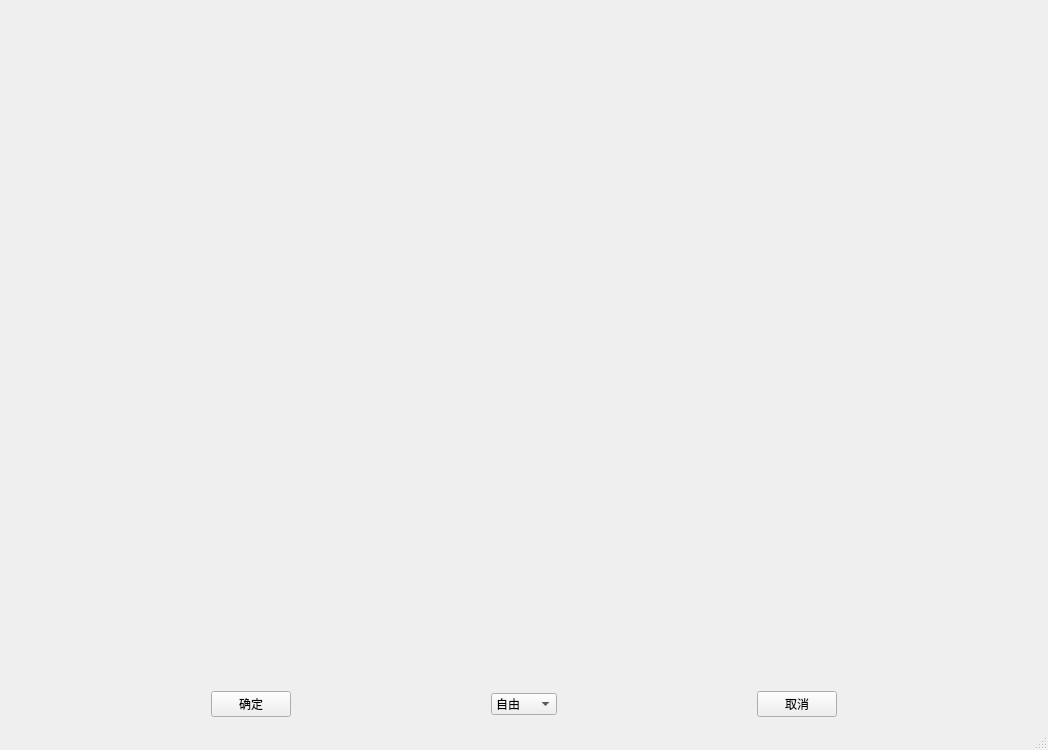
This is Image_processing/Image_crop.ui in SundalandBR/ImageProcessing as Qt 5 draws it before an edit. The edited form follows.
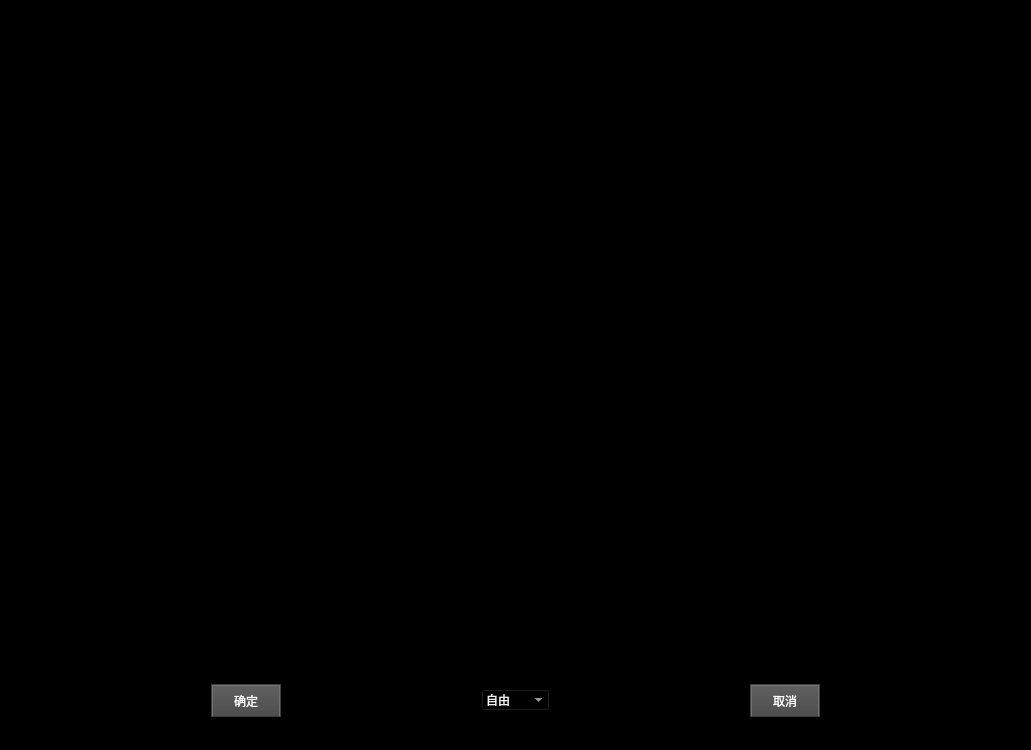
This is the edited form.

```diff
--- a/Image_processing/Image_crop.ui
+++ b/Image_processing/Image_crop.ui
@@ -13,6 +13,189 @@
   <property name="windowTitle">
    <string>Image_crop</string>
   </property>
+  <property name="styleSheet">
+   <string notr="true">/*
+Dark Console Style Sheet for QT Applications
+Author: Jaime A. Quiroga P.
+Company: GTRONICK
+Last updated: 24/05/2018, 17:12.
+Available at: https://github.com/GTRONICK/QSS/blob/master/ConsoleStyle.qss
+*/
+QWidget {
+	background-color:rgb(0, 0, 0);
+	color: rgb(240, 240, 240);
+	border-color: rgb(58, 58, 58);
+}
+
+QPlainTextEdit {
+	background-color:rgb(0, 0, 0);
+	color: rgb(200, 200, 200);
+	selection-background-color: rgb(255, 153, 0);
+	selection-color: rgb(0, 0, 0);
+}
+
+QTabWidget::pane {
+    	border-top: 1px solid #000000;
+}
+
+QTabBar::tab {
+ 	background-color:rgb(0, 0, 0);
+ 	border-style: outset;
+	border-width: 1px;
+	border-right-color: qlineargradient(spread:pad, x1:0.4, y1:0.5, x2:0.6, y2:0.5, stop:0 rgba(115, 115, 115, 255), stop:1 rgba(62, 62, 62, 255));
+	border-left-color: qlineargradient(spread:pad, x1:0.6, y1:0.5, x2:0.4, y2:0.5, stop:0 rgba(115, 115, 115, 255), stop:1 rgba(62, 62, 62, 255));
+  border-bottom-color: rgb(58, 58, 58);
+	border-bottom-width: 1px;
+	border-top-width: 0px;
+	border-style: solid;
+	color: rgb(255, 153, 0);
+	padding: 4px;
+}
+
+QTabBar::tab:selected, QTabBar::tab:hover {
+   color: rgb(255, 255, 255);
+   background-color:rgb(0, 0, 0);
+   border-color:rgb(42, 42, 42);
+   margin-left: 0px;
+   margin-right: 0px;
+   border-bottom-right-radius:4px;
+   border-bottom-left-radius:4px;
+}
+
+QTabBar::tab:last:selected {
+  background-color:rgb(0, 0, 0);
+	border-color:rgb(42, 42, 42);
+	margin-left: 0px;
+  	margin-right: 0px;
+	border-bottom-right-radius:4px;
+	border-bottom-left-radius:4px;
+}
+
+QTabBar::tab:!selected {
+   margin-bottom: 4px;
+   border-bottom-right-radius:4px;
+   border-bottom-left-radius:4px;
+}
+
+QPushButton{
+	border-style: outset;
+	border-width: 2px;
+	border-top-color: qlineargradient(spread:pad, x1:0.5, y1:0.6, x2:0.5, y2:0.4, stop:0 rgba(115, 115, 115, 255), stop:1 rgba(62, 62, 62, 255));
+	border-right-color: qlineargradient(spread:pad, x1:0.4, y1:0.5, x2:0.6, y2:0.5, stop:0 rgba(115, 115, 115, 255), stop:1 rgba(62, 62, 62, 255));
+	border-left-color: qlineargradient(spread:pad, x1:0.6, y1:0.5, x2:0.4, y2:0.5, stop:0 rgba(115, 115, 115, 255), stop:1 rgba(62, 62, 62, 255));
+	border-bottom-color: rgb(58, 58, 58);
+	border-bottom-width: 1px;
+	border-style: solid;
+	color: rgb(255, 255, 255);
+	padding: 6px;
+	background-color: qlineargradient(spread:pad, x1:0.5, y1:1, x2:0.5, y2:0, stop:0 rgba(77, 77, 77, 255), stop:1 rgba(97, 97, 97, 255));
+}
+
+QPushButton:hover{
+	border-style: outset;
+	border-width: 2px;
+	border-top-color: qlineargradient(spread:pad, x1:0.5, y1:0.6, x2:0.5, y2:0.4, stop:0 rgba(180, 180, 180, 255), stop:1 rgba(110, 110, 110, 255));
+	border-right-color: qlineargradient(spread:pad, x1:0.4, y1:0.5, x2:0.6, y2:0.5, stop:0 rgba(180, 180, 180, 255), stop:1 rgba(110, 110, 110, 255));
+	border-left-color: qlineargradient(spread:pad, x1:0.6, y1:0.5, x2:0.4, y2:0.5, stop:0 rgba(180, 180, 180, 255), stop:1 rgba(110, 110, 110, 255));
+	border-bottom-color: rgb(115, 115, 115);
+	border-bottom-width: 1px;
+	border-style: solid;
+	color: rgb(255, 255, 255);
+	padding: 6px;
+	background-color: qlineargradient(spread:pad, x1:0.5, y1:1, x2:0.5, y2:0, stop:0 rgba(107, 107, 107, 255), stop:1 rgba(157, 157, 157, 255));
+}
+
+QPushButton:pressed{
+	border-style: outset;
+	border-width: 2px;
+	border-top-color: qlineargradient(spread:pad, x1:0.5, y1:0.6, x2:0.5, y2:0.4, stop:0 rgba(62, 62, 62, 255), stop:1 rgba(22, 22, 22, 255));
+	border-right-color: qlineargradient(spread:pad, x1:0.4, y1:0.5, x2:0.6, y2:0.5, stop:0 rgba(115, 115, 115, 255), stop:1 rgba(62, 62, 62, 255));
+	border-left-color: qlineargradient(spread:pad, x1:0.6, y1:0.5, x2:0.4, y2:0.5, stop:0 rgba(115, 115, 115, 255), stop:1 rgba(62, 62, 62, 255));
+	border-bottom-color: rgb(58, 58, 58);
+	border-bottom-width: 1px;
+	border-style: solid;
+	color: rgb(255, 255, 255);
+	padding: 6px;
+	background-color: qlineargradient(spread:pad, x1:0.5, y1:1, x2:0.5, y2:0, stop:0 rgba(77, 77, 77, 255), stop:1 rgba(97, 97, 97, 255));
+}
+
+QPushButton:disabled{
+	border-style: outset;
+	border-width: 2px;
+	border-top-color: qlineargradient(spread:pad, x1:0.5, y1:0.6, x2:0.5, y2:0.4, stop:0 rgba(115, 115, 115, 255), stop:1 rgba(62, 62, 62, 255));
+	border-right-color: qlineargradient(spread:pad, x1:0.4, y1:0.5, x2:0.6, y2:0.5, stop:0 rgba(115, 115, 115, 255), stop:1 rgba(62, 62, 62, 255));
+	border-left-color: qlineargradient(spread:pad, x1:0.6, y1:0.5, x2:0.4, y2:0.5, stop:0 rgba(115, 115, 115, 255), stop:1 rgba(62, 62, 62, 255));
+	border-bottom-color: rgb(58, 58, 58);
+	border-bottom-width: 1px;
+	border-style: solid;
+	color: rgb(0, 0, 0);
+	padding: 6px;
+	background-color: qlineargradient(spread:pad, x1:0.5, y1:1, x2:0.5, y2:0, stop:0 rgba(57, 57, 57, 255), stop:1 rgba(77, 77, 77, 255));
+}
+
+QLineEdit {
+	border-width: 1px; border-radius: 4px;
+	border-color: rgb(58, 58, 58);
+	border-style: inset;
+	padding: 0 8px;
+	color: rgb(255, 255, 255);
+	background:rgb(101, 101, 101);
+	selection-background-color: rgb(187, 187, 187);
+	selection-color: rgb(60, 63, 65);
+}
+
+QProgressBar {
+	text-align: center;
+	color: rgb(255, 255, 255);
+	border-width: 1px; 
+	border-radius: 10px;
+	border-color: rgb(58, 58, 58);
+	border-style: inset;
+}
+
+QProgressBar::chunk {
+	background-color: qlineargradient(spread:pad, x1:0.5, y1:0.7, x2:0.5, y2:0.3, stop:0 rgba(0, 200, 0, 255), stop:1 rgba(30, 230, 30, 255));
+	border-radius: 10px;
+}
+
+QMenuBar {
+	background:rgb(0, 0, 0);
+	color: rgb(255,255, 255);
+}
+
+QMenuBar::item {
+  	spacing: 3px; 
+	padding: 1px 4px;
+  	background: transparent;
+}
+
+QMenuBar::item:selected { 
+  	background:rgb(115, 115, 115);
+}
+
+QMenu {
+	border-width: 2px; 
+	border-radius: 10px;
+	border-color: rgb(0, 0, 0);
+	border-style: outset;
+}
+
+QMenu::item {
+	spacing: 3px; 
+	padding: 3px 15px;
+}
+
+QMenu::item:selected {
+	spacing: 3px; 
+	padding: 3px 15px;
+	background:rgb(115, 115, 115);
+	color:rgb(255, 255, 255);
+	border-width: 1px; 
+	border-radius: 10px;
+	border-color: rgb(58, 58, 58);
+	border-style: inset;
+}</string>
+  </property>
   <widget class="QWidget" name="centralWidget">
    <layout class="QVBoxLayout" name="verticalLayout_2" stretch="9,1">
     <item alignment="Qt::AlignHCenter|Qt::AlignVCenter">
```
